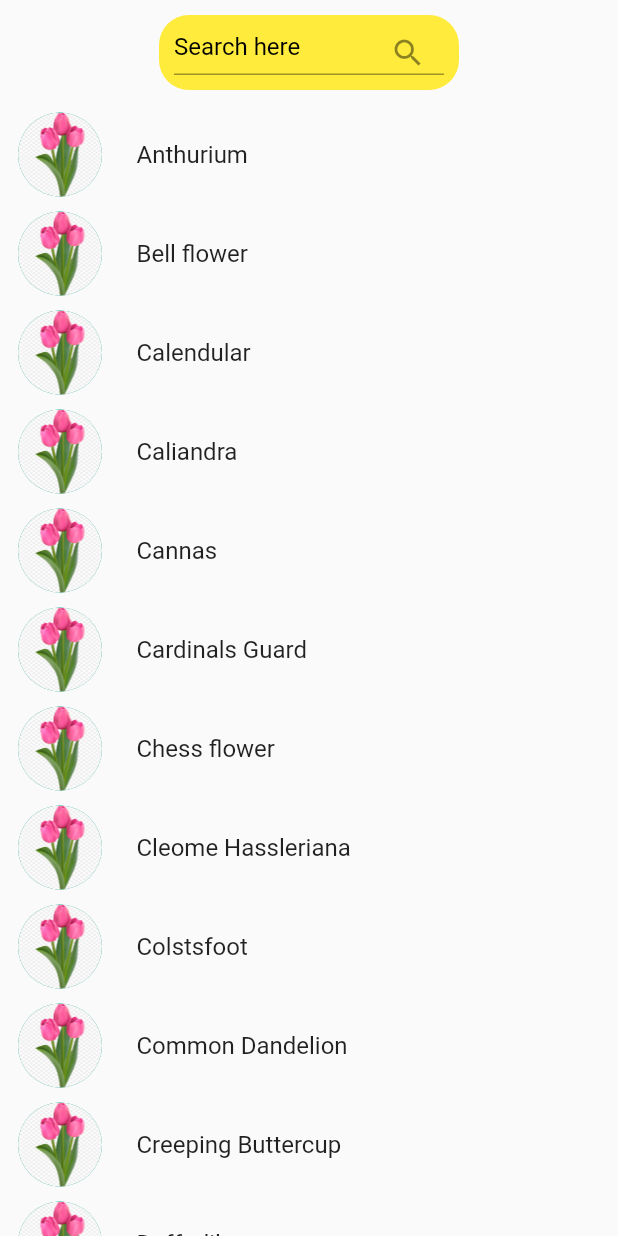
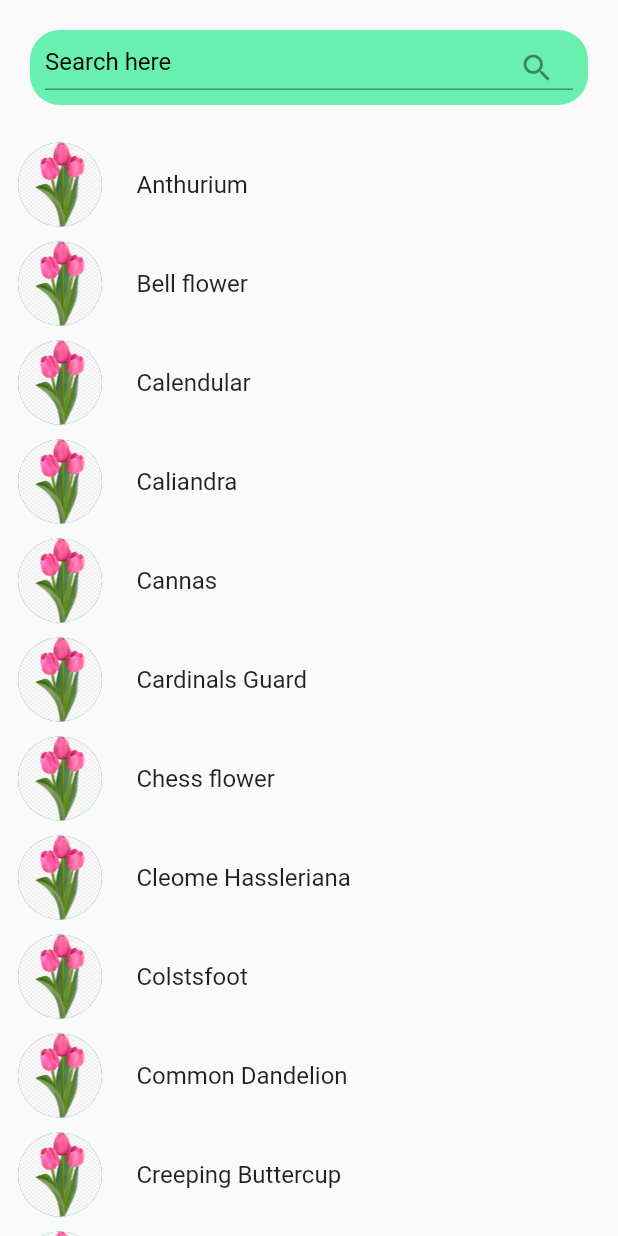
Before and after one commit to Zestful-Tribu/lilyora, a Flutter app: the SearchScreen screen opened by its route, on a phone screen of 412 x 824 dp. Run offline on Flutter 3.47's test engine with Material 2 defaults, Android fonts, the phone set to English and light mode, and no system bars; our stand-ins replace dio, image_picker, introduction_screen, sticky_headers.

Commit message:
update the search screen UI

```diff
--- a/lib/screens/search_screen.dart
+++ b/lib/screens/search_screen.dart
@@ -68,12 +68,12 @@ class _SearchScreenState extends State<SearchScreen> {
           children: <Widget>[
            Container(
              decoration: BoxDecoration(
-               color: Colors.yellow,
+               color: Colors.greenAccent,
                borderRadius: BorderRadius.circular(20),
              ),
-             margin: EdgeInsets.all(10),
+             margin: EdgeInsets.all(20),
              height: 50,
-             width: 200,
+             width: 450,
              //color: Colors.red,
              padding: const EdgeInsets.all(10.0),
              child: TextField(
```
